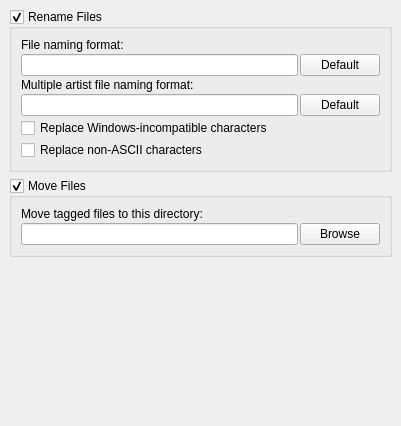
Before: the Qt Designer form ui/options_naming.ui in metabrainz/picard, drawn with Qt 5.
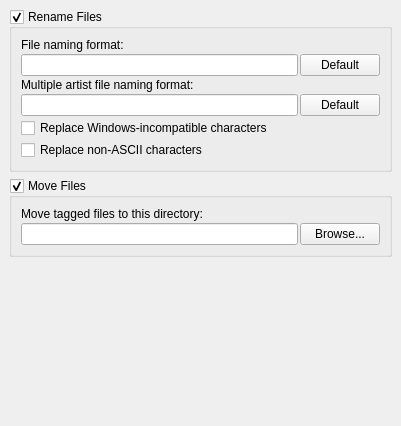
After: the same form once the commit is applied.

Commit message: "Browse" button on "Move Files" option.

```diff
--- a/ui/options_naming.ui
+++ b/ui/options_naming.ui
@@ -106,7 +106,7 @@
       <item row="1" column="1" >
        <widget class="QPushButton" name="pushButton" >
         <property name="text" >
-         <string>Browse</string>
+         <string>Browse...</string>
         </property>
        </widget>
       </item>
```
Left out of the diff: 6 changed lines with no effect on the pictures. The commit also changes 2 other files.
